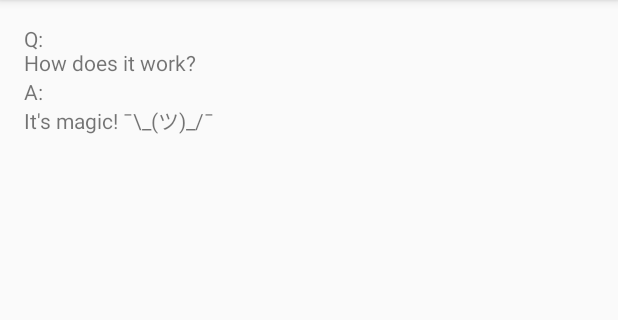
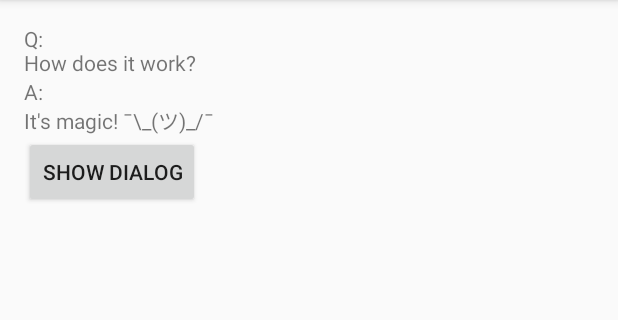
Before and after one commit to MichaelRocks/paranoid, an Android app: the screen it shows after launch (MainActivity), on a phone screen of 412 x 824 dp, the part 84-404 px from its top. Run offline under Robolectric (Android 15) with nearby library versions, the phone set to English and light mode, and no system bars.

Commit message:
Add nested classes with strings to obfuscate to the sample project #7

```diff
--- a/sample/src/main/res/layout/main_activity.xml
+++ b/sample/src/main/res/layout/main_activity.xml
@@ -21,4 +21,9 @@
     android:layout_width="wrap_content"
     android:layout_height="wrap_content" />
 
+  <Button
+    android:id="@+id/showDialogButton"
+    android:layout_width="wrap_content"
+    android:layout_height="wrap_content" />
+
 </LinearLayout>
```
Also changed, not shown: sample/src/main/java/io/michaelrocks/paranoid/sample/MainActivity.java (+25 -0 lines), 1 other file.
